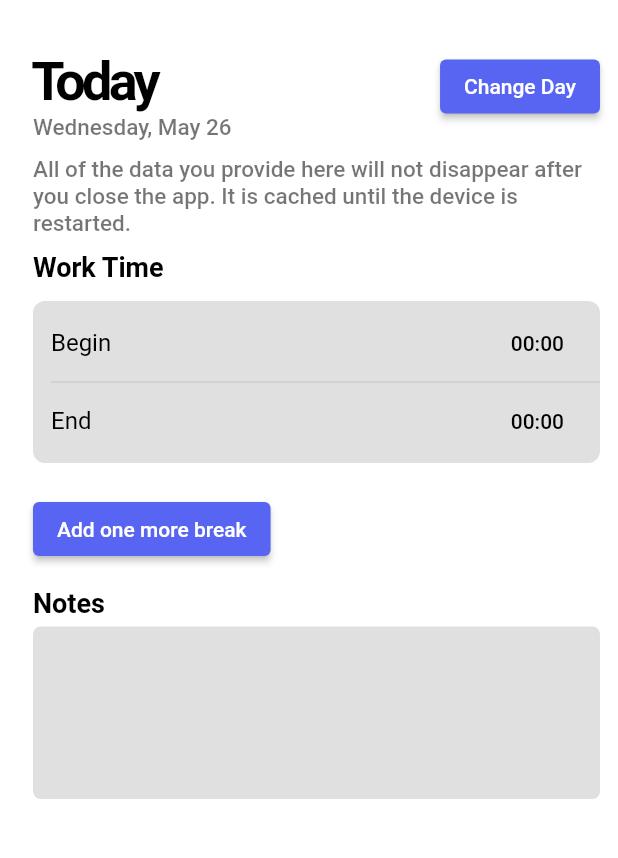
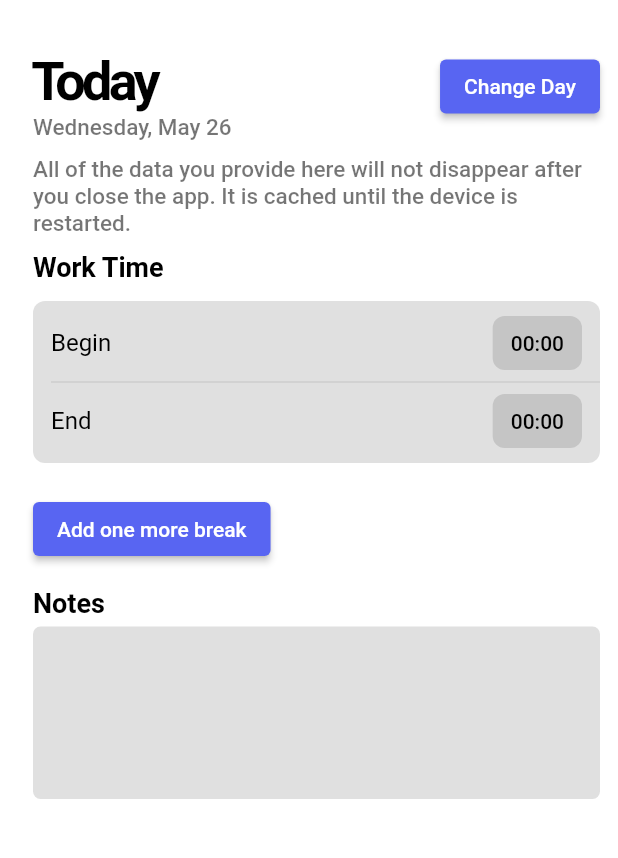
Before and after one commit to TrendingTechnology/time24, a Flutter app: the screen it shows after launch, after a tap on "New entry", on a phone screen of 412 x 824 dp, the part 56-914 px from its top. Run offline on Flutter 3.47's test engine with Material 2 defaults, Android fonts, the phone set to English and light mode, and no system bars; our stand-ins replace shared_preferences, sprintf; missing offline and left inert: fading_edge_scrollview; generated files the repository leaves out were written again.

Commit message:
improved homepage, addstamptime and editstamptime

```diff
--- a/lib/constrant/time_utils.dart
+++ b/lib/constrant/time_utils.dart
@@ -43,6 +43,15 @@ DateTime getTimeToDate(DateTime current, DateTime time) {
   );
 }
 
+DateTime correctDateTime(DateTime begin, DateTime end) {
+  int difference = end.difference(begin).inMinutes;
+  if (difference.isNegative) {
+    end = end.add(const Duration(days: 1));
+  }
+
+  return end;
+}
+
 _showDatePickerIOS(
   BuildContext context,
   Function(DateTime time) function,
@@ -63,6 +72,7 @@ _showDatePickerIOS(
           Container(
             height: 400,
             child: CupertinoDatePicker(
+              minimumYear: 2000,
               mode: mode,
               initialDateTime: currentDate,
               onDateTimeChanged: function,
@@ -241,7 +251,7 @@ Column buildDeletableTimeField(
               child: Container(
                 padding: const EdgeInsets.fromLTRB(12, 10, 12, 10),
                 decoration: BoxDecoration(
-                  color: darkModeOn ? AppThemes.black : Colors.grey.shade300,
+                  color: darkModeOn ? AppThemes.black : Colors.black12,
                   borderRadius: BorderRadius.circular(8),
                 ),
                 child: Text(
@@ -289,7 +299,7 @@ Column buildDeletableTimeField(
               child: Container(
                 padding: const EdgeInsets.fromLTRB(12, 10, 12, 10),
                 decoration: BoxDecoration(
-                  color: darkModeOn ? AppThemes.black : Colors.grey.shade300,
+                  color: darkModeOn ? AppThemes.black : Colors.black12,
                   borderRadius: BorderRadius.circular(8),
                 ),
                 child: Text(
--- a/lib/page/edit_stamp_time.dart
+++ b/lib/page/edit_stamp_time.dart
@@ -84,6 +84,8 @@ class _EditStampTimeState extends State<EditStampTime> {
                   breakTimes.remove(breakTime);
                 }
               }
+
+              workTime.end = correctDateTime(workTime.begin!, workTime.end!);
 
               TimeStampHistory history = TimeStampHistory.fromJson(
                 await json.getContentAsMap,
--- a/lib/page/home_page.dart
+++ b/lib/page/home_page.dart
@@ -21,14 +21,22 @@ class HomePage extends StatefulWidget {
   _HomePageState createState() => _HomePageState();
 }
 
+// ToDo: Sync the changes
+
 class _HomePageState extends State<HomePage> {
   final today = DateTime.now();
   var week;
+  var previousEarnings;
 
   num requiredHoursPerWeek = 0;
   num trackedHours = 0;
   num trackedHoursFromLastWeek = 0;
   num hourlyWages = 0;
+  num remainingHours = 0;
+  num indicatorValue = 0;
+
+  String progress =
+      NumberFormat.decimalPercentPattern(decimalDigits: 2).format(0.0);
 
   final JsonFile historyJson = new JsonFile("history");
   final JsonFile settingJson = new JsonFile("settings");
@@ -48,40 +56,79 @@ class _HomePageState extends State<HomePage> {
     );
   }
 
+  String? motivationMessage;
+  String? emoji;
+
   @override
   void initState() {
     super.initState();
-    _loadPreferences();
+    _reload(context);
   }
 
-  _loadPreferences() async {
+  _reload(BuildContext context) async {
     var history = TimeStampHistory.fromJson(await historyJson.getContentAsMap);
     var settings = ProfileSettings.fromJson(await settingJson.getContentAsMap);
 
+    setState(() {
       if (history.yearHistory.containsKey(today.year)) {
         AnnualHistory annual = history.yearHistory[today.year]!;
 
         if (annual.weekHistory.containsKey(weekNumber(today))) {
           WeekHistory week = annual.weekHistory[weekNumber(today)]!;
 
+          if (trackedHours != 0) trackedHours = 0;
+
           week.dailyHistory.values.forEach((daily) {
             num x =
                 daily.workTime.end!.difference(daily.workTime.begin!).inMinutes;
-          setState(() {
             trackedHours += (x / 60);
-          });
           });
         }
       }
 
-    setState(() {
+      if (indicatorValue > 1.1) {
+        motivationMessage =
+            AppLocalizations.of(context)!.homeViewMotivationMessage110;
+        emoji = String.fromCharCode(0x1F92F);
+      } else if (indicatorValue > 1) {
+        motivationMessage =
+            AppLocalizations.of(context)!.homeViewMotivationMessage100;
+        emoji = String.fromCharCode(0x1F973);
+      } else if (indicatorValue > 0.75) {
+        motivationMessage =
+            AppLocalizations.of(context)!.homeViewMotivationMessage75;
+        emoji = String.fromCharCode(0x231B);
+      } else if (indicatorValue > 0.5) {
+        motivationMessage =
+            AppLocalizations.of(context)!.homeViewMotivationMessage50;
+        emoji = String.fromCharCode(0x1F917);
+      } else if (indicatorValue > 0.1) {
+        motivationMessage =
+            AppLocalizations.of(context)!.homeViewMotivationMessage10;
+        emoji = String.fromCharCode(0x1F971);
+      } else {
+        motivationMessage =
+            AppLocalizations.of(context)!.homeViewMotivationMessage0;
+        emoji = String.fromCharCode(0x1F971);
+      }
+
       requiredHoursPerWeek = settings.requiredHoursPerWeek;
       hourlyWages = settings.loanPerHour;
+      remainingHours = requiredHoursPerWeek - trackedHours;
+      indicatorValue = (trackedHours / requiredHoursPerWeek);
+      previousEarnings =
+          NumberFormat.simpleCurrency().format(hourlyWages * trackedHours);
+      progress = NumberFormat.decimalPercentPattern(decimalDigits: 2)
+          .format(indicatorValue);
     });
   }
 
   @override
   Widget build(BuildContext context) {
+    double width = MediaQuery.of(context).size.width - (MIN_PADDING * 2);
+    var brightness = MediaQuery.of(context).platformBrightness;
+    bool darkModeOn = brightness == Brightness.dark;
+
     return Scaffold(
       resizeToAvoidBottomInset: false,
       body: Column(
@@ -102,7 +149,132 @@ class _HomePageState extends State<HomePage> {
                   style: Theme.of(context).textTheme.bodyText1,
                 ),
                 SizedBox(height: 15),
-                buildTimeInformation(),
+                Column(
+                  children: [
+                    Row(
+                      mainAxisAlignment: MainAxisAlignment.spaceBetween,
+                      children: [
+                        buildTimeInformationBox(
+                          context,
+                          trackedHours,
+                          AppLocalizations.of(context)!.homeViewHoursTracked,
+                        ),
+                        SizedBox(width: 15),
+                        (remainingHours.isNegative)
+                            ? buildTimeInformationBox(
+                                context,
+                                remainingHours.abs(),
+                                AppLocalizations.of(context)!.homeViewOvertime)
+                            : buildTimeInformationBox(
+                                context,
+                                remainingHours,
+                                AppLocalizations.of(context)!
+                                    .homeViewRemainingHours),
+                      ],
+                    ),
+                    SizedBox(height: 15),
+                    Row(
+                      mainAxisAlignment: MainAxisAlignment.spaceBetween,
+                      children: [
+                        Text(
+                          AppLocalizations.of(context)!.homeViewWorkProgress,
+                          style: Theme.of(context).textTheme.headline2,
+                        ),
+                        Text(
+                          progress,
+                          style: Theme.of(context).textTheme.bodyText1,
+                        ),
+                      ],
+                    ),
+                    SizedBox(height: 8),
+                    Stack(
+                      children: [
+                        Container(
+                          height: 20,
+                          width: width,
+                          decoration: BoxDecoration(
+                            color: darkModeOn
+                                ? AppThemes.richBlack
+                                : Colors.grey.shade300,
+                            borderRadius: BorderRadius.circular(10),
+                          ),
+                        ),
+                        Container(
+                          constraints: BoxConstraints(
+                            minWidth: 0,
+                            maxWidth: width,
+                          ),
+                          height: 20,
+                          width: width * (trackedHours / requiredHoursPerWeek),
+                          decoration: BoxDecoration(
+                            borderRadius: BorderRadius.circular(10),
+                            boxShadow: [
+                              BoxShadow(
+                                blurRadius: 8,
+                                color: AppThemes.blue,
+                              )
+                            ],
+                            gradient: LinearGradient(
+                              begin: Alignment.bottomLeft,
+                              end: Alignment.topRight,
+                              colors: [
+                                AppThemes.neonBlue,
+                                AppThemes.primaryColor,
+                              ],
+                            ),
+                          ),
+                        ),
+                      ],
+                    ),
+                    SizedBox(height: 15),
+                    Row(
+                      mainAxisAlignment: MainAxisAlignment.spaceBetween,
+                      mainAxisSize: MainAxisSize.min,
+                      crossAxisAlignment: CrossAxisAlignment.center,
+                      children: [
+                        Expanded(
+                          child: RichText(
+                            overflow: TextOverflow.clip,
+                            text: TextSpan(
+                              style: Theme.of(context).textTheme.headline6,
+                              children: [
+                                TextSpan(
+                                  text: AppLocalizations.of(context)!
+                                      .homeViewMoneyInformationPart1,
+                                ),
+                                TextSpan(
+                                  text: previousEarnings,
+                                  style: TextStyle(
+                                    fontWeight: FontWeight.bold,
+                                  ),
+                                ),
+                                TextSpan(
+                                  text: AppLocalizations.of(context)!
+                                      .homeViewMoneyInformationPart2,
+                                ),
+                                TextSpan(text: motivationMessage),
+                              ],
+                            ),
+                          ),
+                        ),
+                        // SizedBox(width: 10),
+                        // Container(
+                        //   padding: const EdgeInsets.all(10),
+                        //   decoration: BoxDecoration(
+                        //     borderRadius: BorderRadius.circular(10),
+                        //   ),
+                        //   child: Text(
+                        //     emoji,
+                        //     style: TextStyle(
+                        //       fontSize: 40,
+                        //       color: Colors.black,
+                        //     ),
+                        //   ),
+                        // ),
+                      ],
+                    ),
+                  ],
+                ),
                 SizedBox(height: 15),
                 Row(
                   mainAxisAlignment: MainAxisAlignment.spaceBetween,
@@ -117,7 +289,7 @@ class _HomePageState extends State<HomePage> {
                         MaterialPageRoute(
                           builder: (context) => AddStampTime(),
                         ),
-                      ),
+                      ).whenComplete(() => _reload(context)),
                       icon: Icon(Icons.library_add_outlined),
                       label: Text(
                         AppLocalizations.of(context)!.homeViewAddNewEntry,
@@ -141,6 +313,7 @@ class _HomePageState extends State<HomePage> {
 
               if (!snapshot.hasData) {
                 return Container(
+                  padding: const EdgeInsets.symmetric(horizontal: MIN_PADDING),
                   child: Column(
                     mainAxisAlignment: MainAxisAlignment.center,
                     children: [
@@ -148,6 +321,7 @@ class _HomePageState extends State<HomePage> {
                         String.fromCharCode(0x1F629),
                         style: TextStyle(
                           fontSize: 50,
+                          color: Colors.black,
                         ),
                       ),
                       Center(
@@ -166,9 +340,14 @@ class _HomePageState extends State<HomePage> {
                 );
               }
 
+              double height = MediaQuery.of(context).size.height;
               final content = snapshot.data as Map<String, dynamic>;
               if (content.isEmpty) {
                 return Container(
+                  padding: EdgeInsets.symmetric(
+                    horizontal: MIN_PADDING,
+                    vertical: height * 0.12,
+                  ),
                   child: Center(
                     child: Column(
                       mainAxisAlignment: MainAxisAlignment.center,
@@ -182,6 +361,7 @@ class _HomePageState extends State<HomePage> {
                                 String.fromCharCode(0x1F389),
                                 style: TextStyle(
                                   fontSize: 30,
+                                  color: Colors.black,
                                 ),
                               ),
                             ),
@@ -189,18 +369,14 @@ class _HomePageState extends State<HomePage> {
                             Text(
                               AppLocalizations.of(context)!
                                   .homeViewStampTimeEmpty1,
-                              style: TextStyle(
-                                fontSize: 20,
-                                fontWeight: FontWeight.bold,
-                                fontFamily: "Roboto",
-                                letterSpacing: 2.5,
-                              ),
+                              style: Theme.of(context).textTheme.headline2,
                             ),
                             SizedBox(width: 5),
                             Text(
                               String.fromCharCode(0x1F389),
                               style: TextStyle(
                                 fontSize: 30,
+                                color: Colors.black,
                               ),
                             ),
                           ],
@@ -219,7 +395,10 @@ class _HomePageState extends State<HomePage> {
                               ),
                               WidgetSpan(
                                 alignment: PlaceholderAlignment.middle,
-                                child: Icon(Icons.add_box_rounded),
+                                child: Icon(
+                                  Icons.add_to_photos_outlined,
+                                  color: AppThemes.primaryColor,
+                                ),
                               ),
                               TextSpan(
                                 text: AppLocalizations.of(context)!
@@ -419,10 +598,6 @@ class _HomePageState extends State<HomePage> {
                                   .update(today.year, (value) => annual);
                               historyJson.writeAll(history.toJson());
 
-                              setState(() {
-                                // ToDo: update the complete state right
-                              });
-
                               return Future.value(true);
                             }
 
@@ -434,12 +609,15 @@ class _HomePageState extends State<HomePage> {
                                     date: stamp.currentDay,
                                   ),
                                 ),
-                              );
+                              ).whenComplete(() => _reload(context));
                             }
 
                             return Future.value(false);
                           },
-                        )
+                          onDismissed: (direction) {
+                            _reload(context);
+                          },
+                        ),
                       ],
                     );
                   },
@@ -449,168 +627,6 @@ class _HomePageState extends State<HomePage> {
           ),
         ],
       ),
-    );
-  }
-
-  Column buildTimeInformation() {
-    num remainingHours = requiredHoursPerWeek - trackedHours;
-    num indicatorValue = (trackedHours / requiredHoursPerWeek);
-    double width = MediaQuery.of(context).size.width - (MIN_PADDING * 2);
-
-    var previousEarnings =
-        NumberFormat.simpleCurrency().format(hourlyWages * trackedHours);
-
-    var brightness = MediaQuery.of(context).platformBrightness;
-    bool darkModeOn = brightness == Brightness.dark;
-
-    String? motivationMessage;
-    String? emoji;
-
-    if (indicatorValue > 1.1) {
-      motivationMessage =
-          AppLocalizations.of(context)!.homeViewMotivationMessage110;
-      emoji = String.fromCharCode(0x1F92F);
-    } else if (indicatorValue > 1) {
-      motivationMessage =
-          AppLocalizations.of(context)!.homeViewMotivationMessage100;
-      emoji = String.fromCharCode(0x1F973);
-    } else if (indicatorValue > 0.75) {
-      motivationMessage =
-          AppLocalizations.of(context)!.homeViewMotivationMessage75;
-      emoji = String.fromCharCode(0x231B);
-    } else if (indicatorValue > 0.5) {
-      motivationMessage =
-          AppLocalizations.of(context)!.homeViewMotivationMessage50;
-      emoji = String.fromCharCode(0x1F917);
-    } else if (indicatorValue > 0.1) {
-      motivationMessage =
-          AppLocalizations.of(context)!.homeViewMotivationMessage10;
-      emoji = String.fromCharCode(0x1F971);
-    } else {
-      motivationMessage =
-          AppLocalizations.of(context)!.homeViewMotivationMessage0;
-      emoji = String.fromCharCode(0x1F971);
-    }
-
-    return Column(
-      children: [
-        Row(
-          mainAxisAlignment: MainAxisAlignment.spaceBetween,
-          children: [
-            buildTimeInformationBox(
-              context,
-              trackedHours,
-              AppLocalizations.of(context)!.homeViewHoursTracked,
-            ),
-            SizedBox(width: 15),
-            (remainingHours.isNegative)
-                ? buildTimeInformationBox(context, remainingHours.abs(),
-                    AppLocalizations.of(context)!.homeViewOvertime)
-                : buildTimeInformationBox(context, remainingHours,
-                    AppLocalizations.of(context)!.homeViewRemainingHours),
-          ],
-        ),
-        SizedBox(height: 15),
-        Row(
-          mainAxisAlignment: MainAxisAlignment.spaceBetween,
-          children: [
-            Text(
-              AppLocalizations.of(context)!.homeViewWorkProgress,
-              style: Theme.of(context).textTheme.headline2,
-            ),
-            Text(
-              NumberFormat.decimalPercentPattern(decimalDigits: 2)
-                  .format(indicatorValue),
-              style: Theme.of(context).textTheme.bodyText1,
-            ),
-          ],
-        ),
-        SizedBox(height: 8),
-        Stack(
-          children: [
-            Container(
-              height: 20,
-              width: width,
-              decoration: BoxDecoration(
-                color: darkModeOn ? AppThemes.richBlack : Colors.grey.shade300,
-                borderRadius: BorderRadius.circular(10),
-              ),
-            ),
-            Container(
-              constraints: BoxConstraints(
-                minWidth: 0,
-                maxWidth: width,
-              ),
-              height: 20,
-              width: width * (trackedHours / requiredHoursPerWeek),
-              decoration: BoxDecoration(
-                borderRadius: BorderRadius.circular(10),
-                boxShadow: [
-                  BoxShadow(
-                    blurRadius: 8,
-                    color: AppThemes.blue,
-                  )
-                ],
-                gradient: LinearGradient(
-                  begin: Alignment.bottomLeft,
-                  end: Alignment.topRight,
-                  colors: [
-                    AppThemes.neonBlue,
-                    AppThemes.primaryColor,
-                  ],
-                ),
-              ),
-            ),
-          ],
-        ),
-        SizedBox(height: 15),
-        Row(
-          mainAxisAlignment: MainAxisAlignment.spaceBetween,
-          mainAxisSize: MainAxisSize.min,
-          crossAxisAlignment: CrossAxisAlignment.center,
-          children: [
-            Expanded(
-              child: RichText(
-                overflow: TextOverflow.clip,
-                text: TextSpan(
-                  style: Theme.of(context).textTheme.headline6,
-                  children: [
-                    TextSpan(
-                      text: AppLocalizations.of(context)!
-                          .homeViewMoneyInformationPart1,
-                    ),
-                    TextSpan(
-                      text: previousEarnings,
-                      style: TextStyle(
-                        fontWeight: FontWeight.bold,
-                      ),
-                    ),
-                    TextSpan(
-                      text: AppLocalizations.of(context)!
-                          .homeViewMoneyInformationPart2,
-                    ),
-                    TextSpan(text: motivationMessage),
-                  ],
-                ),
-              ),
-            ),
-            // SizedBox(width: 10),
-            // Container(
-            //   padding: const EdgeInsets.all(10),
-            //   decoration: BoxDecoration(
-            //     borderRadius: BorderRadius.circular(10),
-            //   ),
-            //   child: Text(
-            //     emoji,
-            //     style: TextStyle(
-            //       fontSize: 40,
-            //       color: Colors.black,
-            //     ),
-            //   ),
-            // ),
-          ],
-        ),
-      ],
     );
   }
 
```
Also changed, not shown: lib/l10n/app_de.arb (+5 -2 lines), lib/l10n/app_en.arb (+6 -2 lines), lib/page/add_stamp_time.dart (+67 -22 lines). Lines whose indentation alone changed are shown as unchanged.
